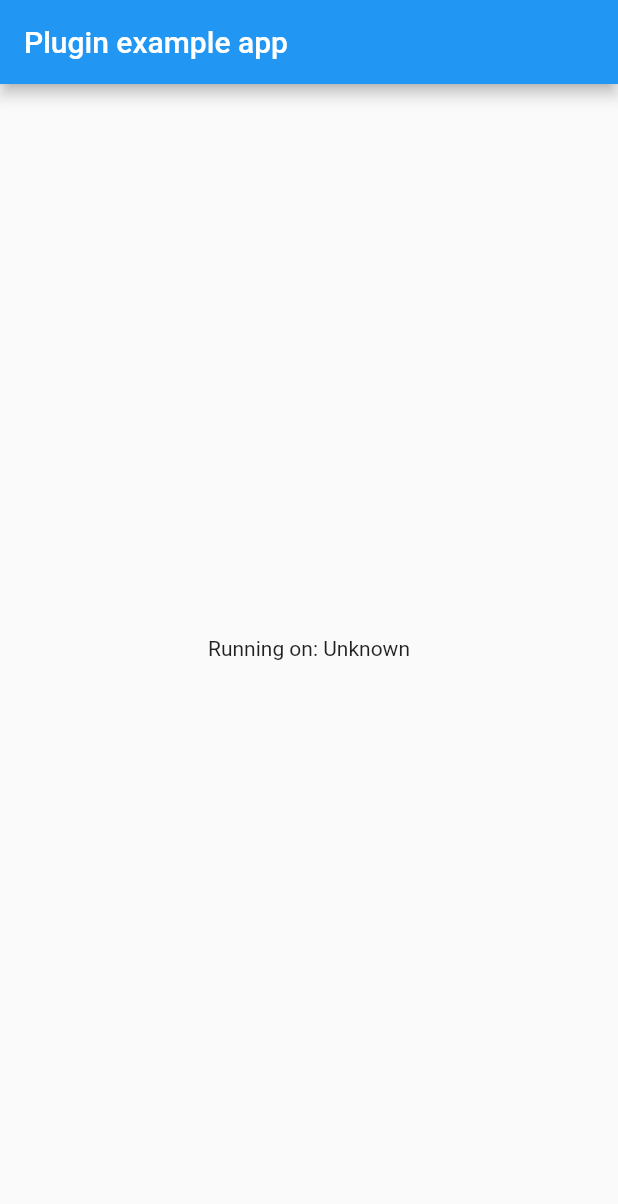
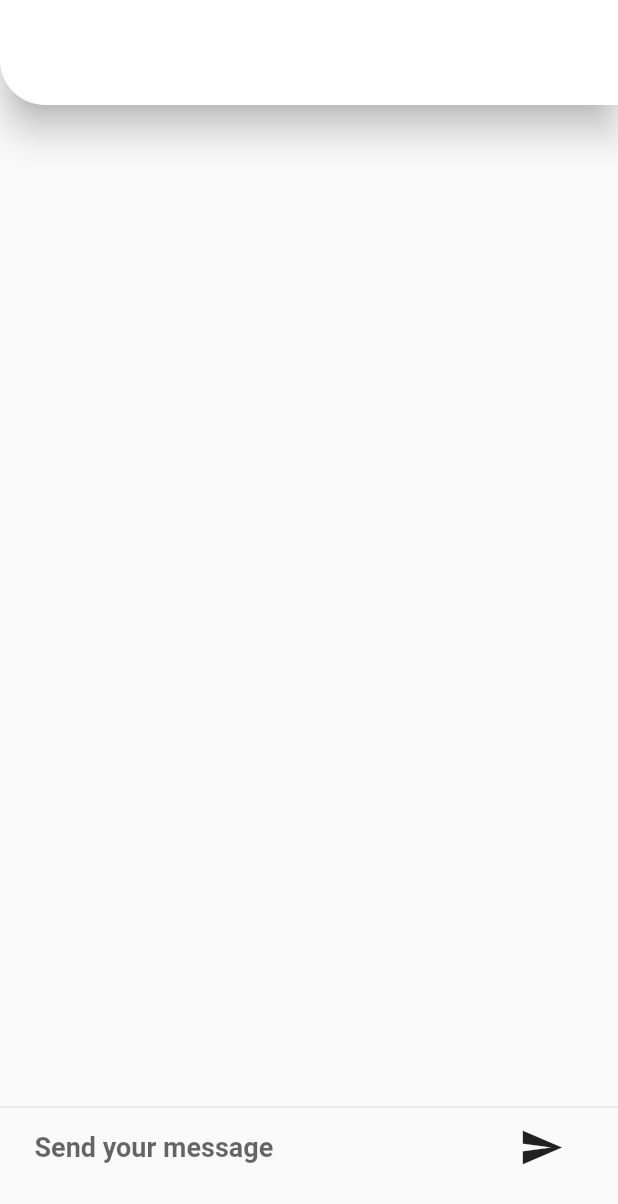
Before and after one commit to GoyalSidhant/dialogflow_flutter, a Flutter app: the screen it shows after launch, on a phone screen of 412 x 824 dp. Shown: the top 1204 px of the screen. Run offline on Flutter 3.47's test engine with Material 2 defaults, Android fonts, the phone set to English and light mode, and no system bars; our stand-ins replace bubble, googleapis_auth; project files that could hold a hidden picture were left out.

Commit message:
Example app added

```diff
--- a/example/lib/main.dart
+++ b/example/lib/main.dart
@@ -1,3 +1,5 @@
+import 'package:bubble/bubble.dart';
+import 'package:dialogflow_flutter/googleAuth.dart';
 import 'package:flutter/material.dart';
 import 'dart:async';
 
@@ -15,6 +17,8 @@ class MyApp extends StatefulWidget {
 
 class _MyAppState extends State<MyApp> {
   String _platformVersion = 'Unknown';
+  final messageInsert = TextEditingController();
+  List<Map> messsages = List();
 
   @override
   void initState() {
@@ -25,20 +29,29 @@ class _MyAppState extends State<MyApp> {
   // Platform messages are asynchronous, so we initialize in an async method.
   Future<void> initPlatformState() async {
     String platformVersion;
-    // Platform messages may fail, so we use a try/catch PlatformException.
     try {
       platformVersion = await DialogFlow.platformVersion;
     } on PlatformException {
       platformVersion = 'Failed to get platform version.';
     }
-
-    // If the widget was removed from the tree while the asynchronous platform
-    // message was in flight, we want to discard the reply rather than calling
-    // setState to update our non-existent appearance.
     if (!mounted) return;
 
     setState(() {
       _platformVersion = platformVersion;
+    });
+  }
+
+  void response(query) async {
+    AuthGoogle authGoogle =
+        await AuthGoogle(fileJson: "assets/farmtech-fh9j-3db6e0409c71.json")
+            .build();
+    DialogFlow dialogflow = DialogFlow(authGoogle: authGoogle, language: "en");
+    AIResponse aiResponse = await dialogflow.detectIntent(query);
+    setState(() {
+      messsages.insert(0, {
+        "data": 0,
+        "message": aiResponse.getListMessage()[0]["text"]["text"][0].toString()
+      });
     });
   }
 
@@ -47,12 +60,106 @@ class _MyAppState extends State<MyApp> {
     return MaterialApp(
       home: Scaffold(
         appBar: AppBar(
-          title: const Text('Plugin example app'),
+          centerTitle: true,
+          toolbarHeight: 70,
+          backgroundColor: Colors.white,
+          shape: RoundedRectangleBorder(
+            borderRadius: BorderRadius.only(
+              bottomLeft: Radius.circular(30),
+            ),
+          ),
+          elevation: 10,
+          title: Text("Dailog Flow Chatbot"),
         ),
-        body: Center(
-          child: Text('Running on: $_platformVersion\n'),
+        body: Container(
+          child: Column(
+            children: <Widget>[
+              Flexible(
+                  child: ListView.builder(
+                      reverse: true,
+                      itemCount: messsages.length,
+                      itemBuilder: (context, index) => chat(
+                          messsages[index]["message"].toString(),
+                          messsages[index]["data"]))),
+              Divider(
+                height: 6.0,
+              ),
+              Container(
+                padding: EdgeInsets.only(left: 15.0, right: 15.0, bottom: 20),
+                margin: const EdgeInsets.symmetric(horizontal: 8.0),
+                child: Row(
+                  children: <Widget>[
+                    Flexible(
+                        child: TextField(
+                      controller: messageInsert,
+                      decoration: InputDecoration.collapsed(
+                          hintText: "Send your message",
+                          hintStyle: TextStyle(
+                              fontWeight: FontWeight.bold, fontSize: 18.0)),
+                    )),
+                    Container(
+                      margin: EdgeInsets.symmetric(horizontal: 4.0),
+                      child: IconButton(
+                          icon: Icon(
+                            Icons.send,
+                            size: 30.0,
+                          ),
+                          onPressed: () {
+                            if (messageInsert.text.isEmpty) {
+                              print("empty message");
+                            } else {
+                              setState(() {
+                                messsages.insert(0,
+                                    {"data": 1, "message": messageInsert.text});
+                              });
+                              response(messageInsert.text);
+                              messageInsert.clear();
+                            }
+                          }),
+                    )
+                  ],
+                ),
+              ),
+              SizedBox(
+                height: 15.0,
+              )
+            ],
+          ),
         ),
       ),
     );
   }
+
+  Widget chat(String message, int data) {
+    return Padding(
+      padding: EdgeInsets.all(10.0),
+      child: Bubble(
+          radius: Radius.circular(15.0),
+          color: data == 0 ? Colors.blue : Colors.orangeAccent,
+          elevation: 0.0,
+          alignment: data == 0 ? Alignment.topLeft : Alignment.topRight,
+          nip: data == 0 ? BubbleNip.leftBottom : BubbleNip.rightTop,
+          child: Padding(
+            padding: EdgeInsets.all(2.0),
+            child: Row(
+              mainAxisSize: MainAxisSize.min,
+              children: <Widget>[
+                CircleAvatar(
+                  backgroundImage: AssetImage(
+                      data == 0 ? "assets/bot.png" : "assets/user.png"),
+                ),
+                SizedBox(
+                  width: 10.0,
+                ),
+                Flexible(
+                    child: Text(
+                  message,
+                  style: TextStyle(
+                      color: Colors.white, fontWeight: FontWeight.bold),
+                ))
+              ],
+            ),
+          )),
+    );
+  }
 }
```
Also changed, not shown: example/assets/farmtech-fh9j-3db6e0409c71.json (added, +12 -0 lines), example/pubspec.yaml (+4 -44 lines), example/assets/bot.png (added), example/assets/user.png (added), example/pubspec.lock.
